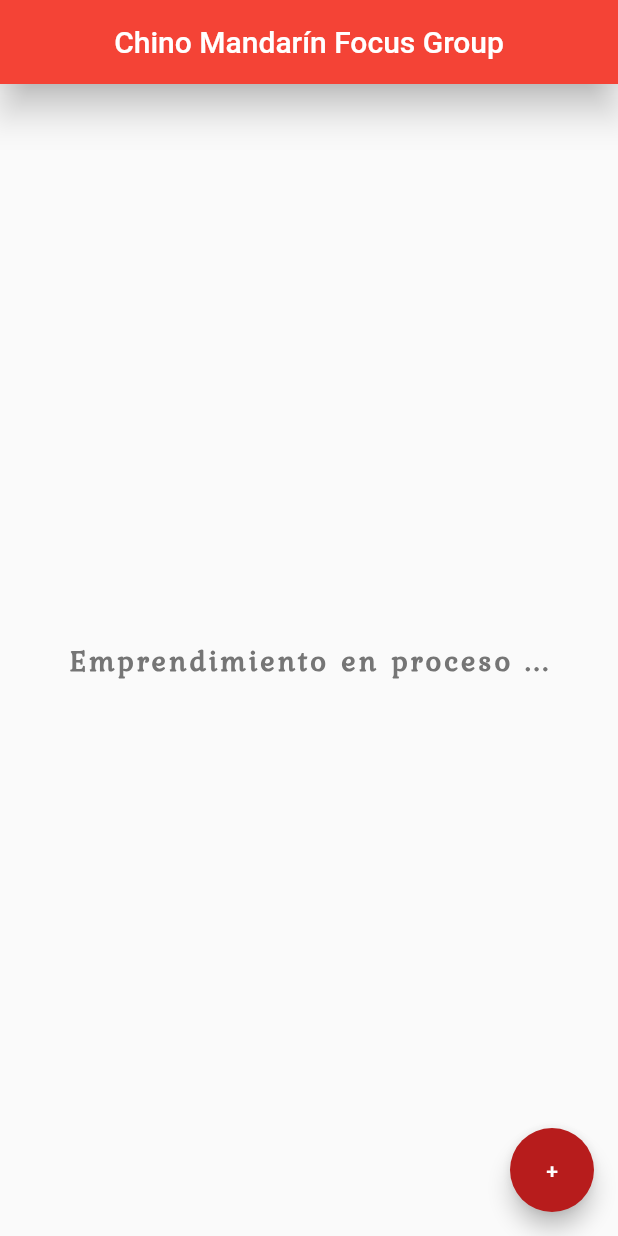
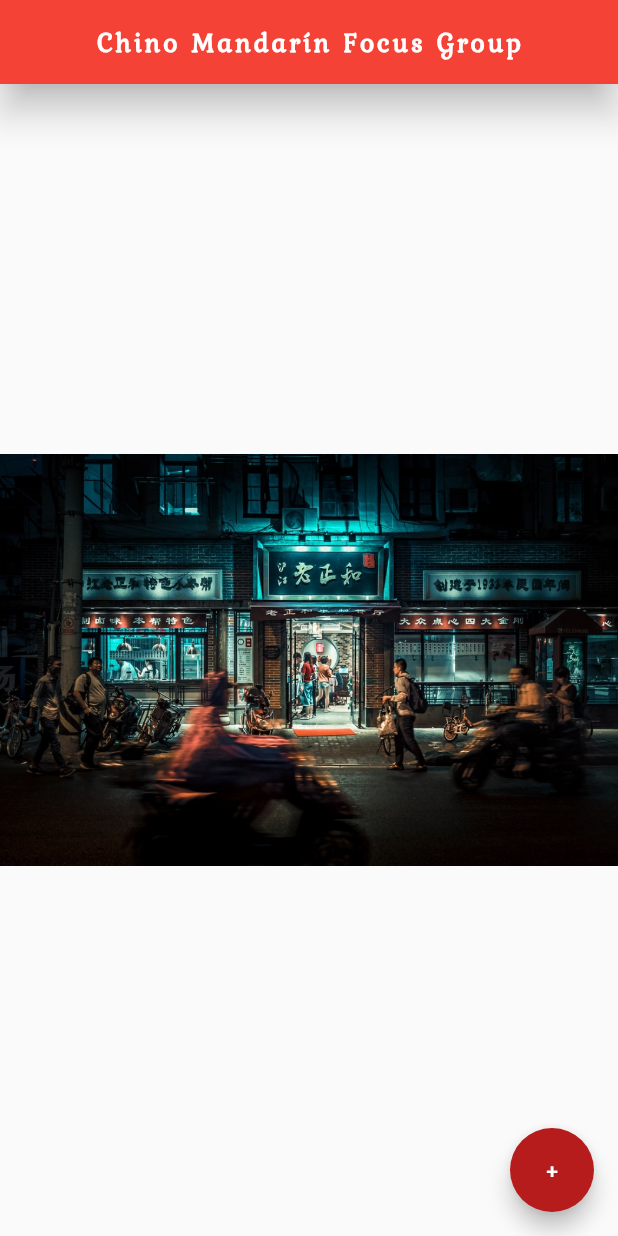
Before and after one commit to LuisYauri/flutter_basic, a Flutter app: the screen it shows after launch, on a phone screen of 412 x 824 dp. Run offline on Flutter 3.47's test engine with Material 2 defaults, Android fonts, the phone set to English and light mode, and no system bars.

Commit message:
Agregar images y assets

```diff
--- a/lib/main.dart
+++ b/lib/main.dart
@@ -11,22 +11,18 @@ class Home extends StatelessWidget {
       appBar: AppBar(
         title: Text(
           'Chino Mandarín Focus Group',
+          style: TextStyle(
+              fontSize: 18,
+              fontWeight: FontWeight.bold,
+              letterSpacing: 2.0,
+              fontFamily: 'Kurale'),
         ),
         centerTitle: true,
         elevation: 10,
         backgroundColor: Colors.red[500],
       ),
       body: Center(
-        child: Text(
-          'Emprendimiento en proceso ...',
-          style: TextStyle(
-            fontSize: 20,
-            fontWeight: FontWeight.bold,
-            letterSpacing: 2.0,
-            color: Colors.grey[600],
-            fontFamily: 'Kurale',
-          ),
-        ),
+        child: Image.asset('assets/china2.jpg'),
       ),
       floatingActionButton: FloatingActionButton(
         child: Text('+'),
@@ -36,3 +32,9 @@ class Home extends StatelessWidget {
     );
   }
 }
+
+// Image
+//child: Image(
+//  image: NetworkImage('https://images.unsplash.com/photo-1510332981392-36692ea3a195?ixlib=rb-1.2.1&ixid=eyJhcHBfaWQiOjEyMDd9&auto=format&fit=crop&w=800&q=80'),
+//  image: AssetImage('assets/china2.jpg'),
+//),
--- a/pubspec.yaml
+++ b/pubspec.yaml
@@ -45,9 +45,8 @@ flutter:
   uses-material-design: true
 
   # To add assets to your application, add an assets section, like this:
-  # assets:
-  #   - images/a_dot_burr.jpeg
-  #   - images/a_dot_ham.jpeg
+  assets:
+    - assets/
 
   # An image asset can refer to one or more resolution-specific "variants", see
   # https://flutter.dev/assets-and-images/#resolution-aware.
```
Also changed, not shown: assets/china1.jpg (added), assets/china2.jpg (added), assets/china3.jpg (added).
